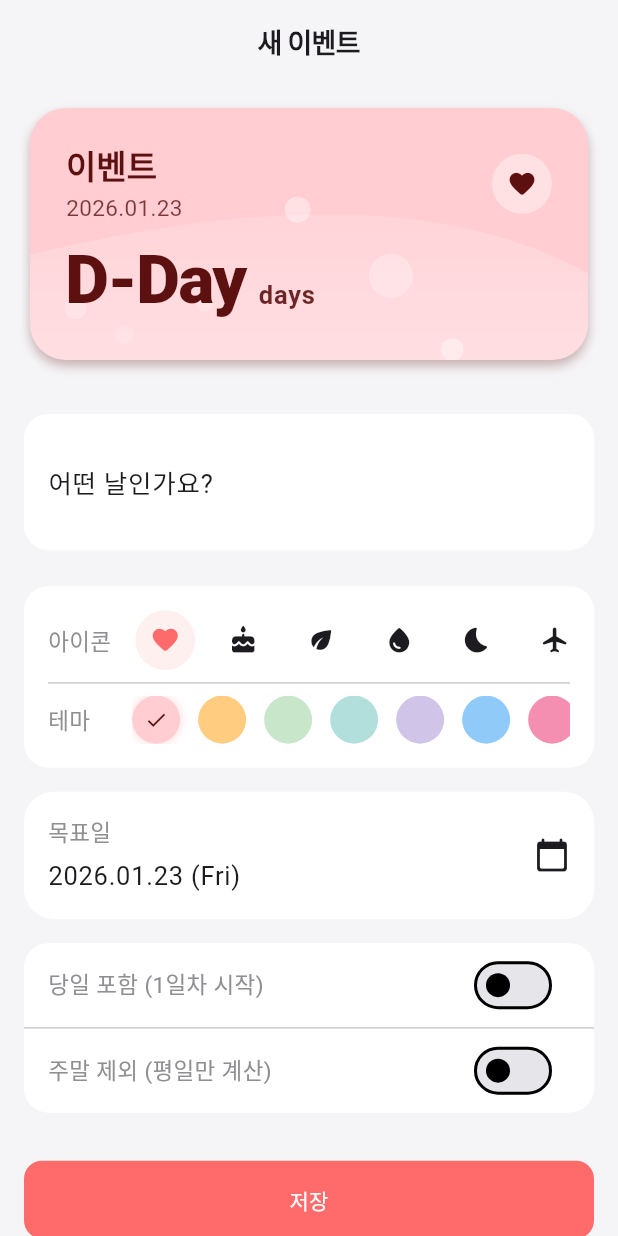
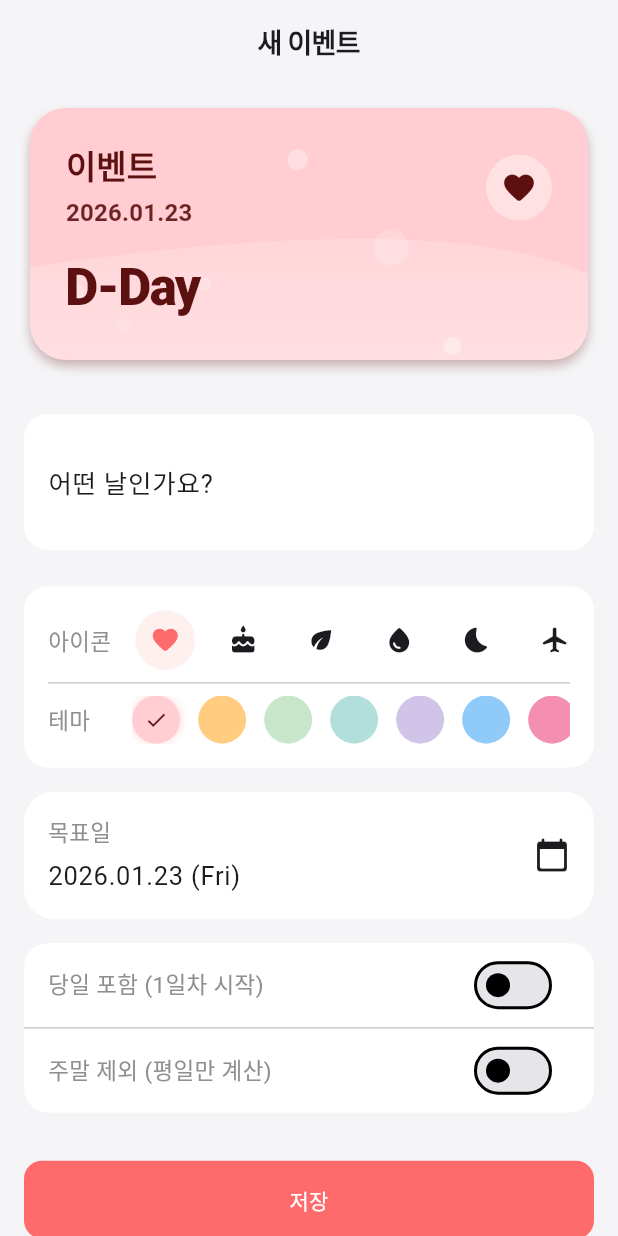
Before and after one commit to Kihoonee/flutter-day_counter, a Flutter app: the EventEditPage screen opened by its route, after a tap on "저장", on a phone screen of 412 x 824 dp. Run offline on Flutter 3.47's test engine with Material 3 defaults, Android fonts, the phone set to English and light mode, and no system bars; our stand-ins replace dio, equatable, firebase_core, flutter_riverpod, fpdart, freezed_annotation and 6 more; accounts and stored records are empty; generated files the repository leaves out were written again; network calls fail.

Commit message:
feat(ui): Main Screen Revamp - PosterCard styling, Reorder, Days+ title

```diff
--- a/lib/features/events/domain/event.dart
+++ b/lib/features/events/domain/event.dart
@@ -34,7 +34,11 @@ abstract class Event with _$Event {
     @Default([]) List<TodoItem> todos,
 
     // 다이어리
+    // 다이어리
     @Default([]) List<DiaryEntry> diaryEntries,
+
+    // 정렬 순서 (오름차순)
+    @Default(0) int sortOrder,
 
   }) = _Event;
 
--- a/lib/features/events/presentation/widgets/poster_card.dart
+++ b/lib/features/events/presentation/widgets/poster_card.dart
@@ -82,6 +82,12 @@ class PosterCard extends StatelessWidget {
     // Select icon based on index (Safe lookup)
     final iconData = eventIcons[iconIndex % eventIcons.length];
 
+    // Determine if Future or Past based on dText
+    // 보통 'D-DAY', 'D-5' (미래), 'D+3' (과거)
+    final isFuture = dText.contains('-');
+    final isDDay = dText == 'D-Day';
+    final isPast = dText.contains('+');
+
     return Padding(
       padding: const EdgeInsets.fromLTRB(4, 0, 4, 12), // Horizontal space for shadow + Bottom space
       child: InkWell(
@@ -132,11 +138,12 @@ class PosterCard extends StatelessWidget {
                                     color: fgColor, // Contrast Text
                                   ),
                                 ),
-                                const SizedBox(height: 4),
+                                const SizedBox(height: 6), // 간격 조금 늘림
                                 Text(
                                   dateLine,
-                                  style: theme.textTheme.bodyMedium?.copyWith(
-                                    color: fgColor.withOpacity(0.8),
+                                  style: theme.textTheme.titleMedium?.copyWith( // 폰트 사이즈 키움 (bodyMedium -> titleMedium)
+                                    color: fgColor.withOpacity(0.9),
+                                    fontWeight: FontWeight.w600,
                                   ),
                                 ),
                               ],
@@ -151,35 +158,38 @@ class PosterCard extends StatelessWidget {
                             child: Icon(
                               iconData,
                               color: fgColor,
-                              size: 20,
+                              size: 24, // 아이콘 사이즈 살짝 키움
                             ),
                           ),
                         ],
                       ),
-                      const SizedBox(height: 12),
+                      const SizedBox(height: 16), // 간격 늘림 (D-Day 위치 하향)
                       Row(
                         crossAxisAlignment: CrossAxisAlignment.baseline,
                         textBaseline: TextBaseline.alphabetic,
                         children: [
                           Text(
                             dText,
-                            style: theme.textTheme.displayMedium?.copyWith(
-                              fontWeight: FontWeight.w800,
+                            style: theme.textTheme.headlineLarge?.copyWith( // 폰트 사이즈 줄임 (displayMedium -> headlineLarge)
+                              fontWeight: FontWeight.w900,
                               letterSpacing: -1.0,
-                              color: fgColor, // Highlight D-Day text
+                              color: isPast
+                                  ? fgColor.withOpacity(0.6) // 과거 흐리게
+                                  : fgColor,
                             ),
                           ),
                           const SizedBox(width: 8),
-                          Padding(
-                            padding: const EdgeInsets.only(bottom: 2),
-                            child: Text(
-                              'days',
-                              style: theme.textTheme.bodyLarge?.copyWith(
-                                color: fgColor.withOpacity(0.9),
-                                fontWeight: FontWeight.w600,
+                          if (!isDDay) // D-Day 아닐 때만 days 표시
+                            Padding(
+                              padding: const EdgeInsets.only(bottom: 4),
+                              child: Text(
+                                'days',
+                                style: theme.textTheme.titleMedium?.copyWith(
+                                  color: fgColor.withOpacity(isPast ? 0.6 : 0.9),
+                                  fontWeight: FontWeight.w600,
+                                ),
                               ),
                             ),
-                          ),
                         ],
                       ),
                     ],
@@ -222,16 +232,18 @@ class _PatternPainter extends CustomPainter {
 
     final path = Path();
 
-    // Randomize start height (0.5 to 0.6)
-    final startY = size.height * (0.5 + random.nextDouble() * 0.1);
+    // Very Dramatic Wave Logic
+    // Start Y: 0.3 ~ 0.7
+    final startY = size.height * (0.3 + random.nextDouble() * 0.4);
     path.moveTo(0, startY);
 
-    // Randomize control point (X: 0.3-0.7, Y: 0.1-0.4)
-    final controlX = size.width * (0.3 + random.nextDouble() * 0.4);
-    final controlY = size.height * (0.1 + random.nextDouble() * 0.3);
+    // Control Point: X(0.2~0.8), Y(-0.3 ~ 1.3) -> Range covers outside for deep curve
+    final controlX = size.width * (0.2 + random.nextDouble() * 0.6);
+    // Y values can go beyond bounds to create sharp curves
+    final controlY = size.height * (-0.2 + random.nextDouble() * 1.4);
 
-    // Randomize end point (0.55 to 0.7)
-    final endY = size.height * (0.55 + random.nextDouble() * 0.15);
+    // End Y: 0.3 ~ 0.8
+    final endY = size.height * (0.3 + random.nextDouble() * 0.5);
 
     path.quadraticBezierTo(controlX, controlY, size.width, endY);
 
@@ -250,26 +262,15 @@ class _PatternPainter extends CustomPainter {
     // Draw 6-10 droplets
     final count = 6 + random.nextInt(5);
 
-    // Consume randoms used in weave generation to keep sync if we cared,
-    // but independent Random(seed) instance is safer if order matters.
-    // Actually we re-instantiated Random(seed) so it's fresh sequence.
-    // To mix them, we should burn the first few randoms used by wave or just share the instance.
-    // Let's burn the numbers used in wave to ensure droplets are distinct from wave logic?
-    // No need, they are just random numbers.
-
-    // Note: We need to ensure Droplets are drawn "around" the wave area generally.
-    // Since wave is random, we can't easily bound perfectly without passing the path.
-    // But generalized bottom-half random is fine for this aesthetic.
-
-    // Burn the 4 doubles used in _drawWavyGradient to shift the sequence
+    // Burn randoms
     random.nextDouble(); random.nextDouble(); random.nextDouble(); random.nextDouble();
 
     for (int i = 0; i < count; i++) {
       final dx = random.nextDouble() * size.width;
-      final dy = size.height * 0.4 + random.nextDouble() * (size.height * 0.6);
-      final radius = 5.0 + random.nextDouble() * 10.0;
+      final dy = size.height * 0.2 + random.nextDouble() * (size.height * 0.8);
+      final radius = 4.0 + random.nextDouble() * 8.0;
 
-      paint.color = overlayColor.withOpacity(0.15 + random.nextDouble() * 0.3);
+      paint.color = overlayColor.withOpacity(0.1 + random.nextDouble() * 0.3);
 
       canvas.drawCircle(Offset(dx, dy), radius, paint);
     }
```
Also changed, not shown: lib/features/events/application/event_controller.dart (+42 -3 lines), lib/features/events/presentation/pages/event_list_page.dart (+27 -12 lines), lib/features/events/domain/event.freezed.dart, lib/features/events/domain/event.g.dart.
